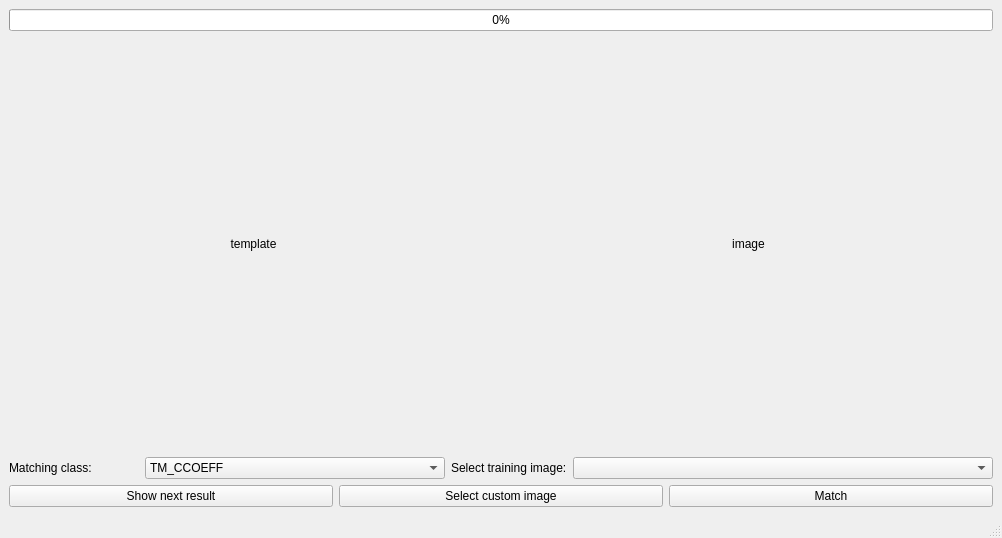
Qt form seminarske/prepoznava_znaka/src/app.ui (urosjarc/instruktor) before a commit.
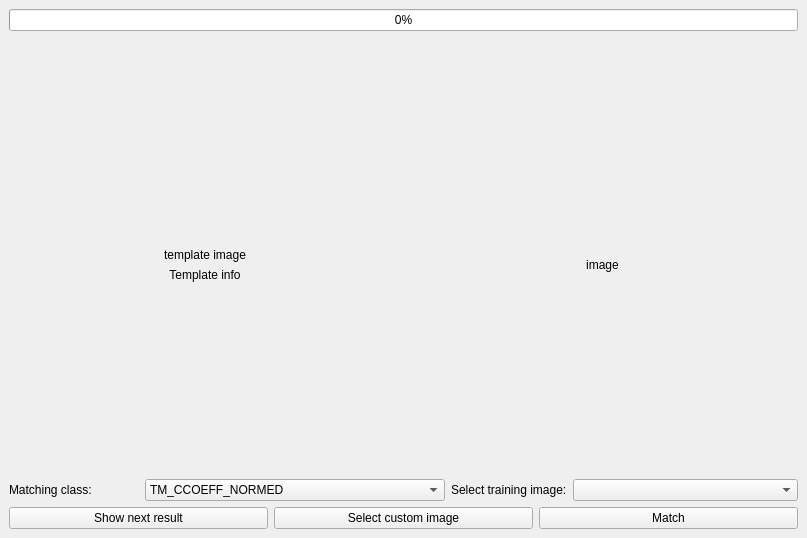
The same form after that commit.

```diff
--- a/seminarske/prepoznava_znaka/src/app.ui
+++ b/seminarske/prepoznava_znaka/src/app.ui
@@ -6,7 +6,7 @@
    <rect>
     <x>0</x>
     <y>0</y>
-    <width>1002</width>
+    <width>807</width>
     <height>538</height>
    </rect>
   </property>
@@ -17,7 +17,7 @@
    <set>QMainWindow::AnimatedDocks</set>
   </property>
   <widget class="QWidget" name="centralwidget">
-   <layout class="QVBoxLayout" name="verticalLayout">
+   <layout class="QVBoxLayout" name="verticalLayout_2">
     <item>
      <widget class="QProgressBar" name="progressBar">
       <property name="value">
@@ -26,22 +26,40 @@
      </widget>
     </item>
     <item>
-     <layout class="QHBoxLayout" name="horizontalLayout_3">
+     <widget class="QLabel" name="matchInfoL">
+      <property name="text">
+       <string/>
+      </property>
+      <property name="alignment">
+       <set>Qt::AlignCenter</set>
+      </property>
+     </widget>
+    </item>
+    <item>
+     <layout class="QHBoxLayout" name="horizontalLayout">
       <item>
-       <widget class="QLabel" name="templateL">
-        <property name="sizePolicy">
-         <sizepolicy hsizetype="Preferred" vsizetype="Expanding">
-          <horstretch>0</horstretch>
-          <verstretch>0</verstretch>
-         </sizepolicy>
-        </property>
-        <property name="text">
-         <string>template</string>
-        </property>
-        <property name="alignment">
-         <set>Qt::AlignCenter</set>
-        </property>
-       </widget>
+       <layout class="QVBoxLayout" name="verticalLayout">
+        <item>
+         <widget class="QLabel" name="templateL">
+          <property name="text">
+           <string>template image</string>
+          </property>
+          <property name="alignment">
+           <set>Qt::AlignBottom|Qt::AlignHCenter</set>
+          </property>
+         </widget>
+        </item>
+        <item>
+         <widget class="QLabel" name="templateInfoL">
+          <property name="text">
+           <string>Template info</string>
+          </property>
+          <property name="alignment">
+           <set>Qt::AlignHCenter|Qt::AlignTop</set>
+          </property>
+         </widget>
+        </item>
+       </layout>
       </item>
       <item>
        <widget class="QLabel" name="imageL">
@@ -84,11 +102,6 @@
           <height>0</height>
          </size>
         </property>
-        <item>
-         <property name="text">
-          <string>TM_CCOEFF</string>
-         </property>
-        </item>
         <item>
          <property name="text">
           <string>TM_CCOEFF_NORMED</string>
@@ -148,17 +161,6 @@
     </item>
    </layout>
   </widget>
-  <widget class="QMenuBar" name="menubar">
-   <property name="geometry">
-    <rect>
-     <x>0</x>
-     <y>0</y>
-     <width>1002</width>
-     <height>27</height>
-    </rect>
-   </property>
-  </widget>
-  <widget class="QStatusBar" name="statusbar"/>
  </widget>
  <resources/>
  <connections/>
```
Left out of the diff: 10 changed lines with no effect on the pictures.
